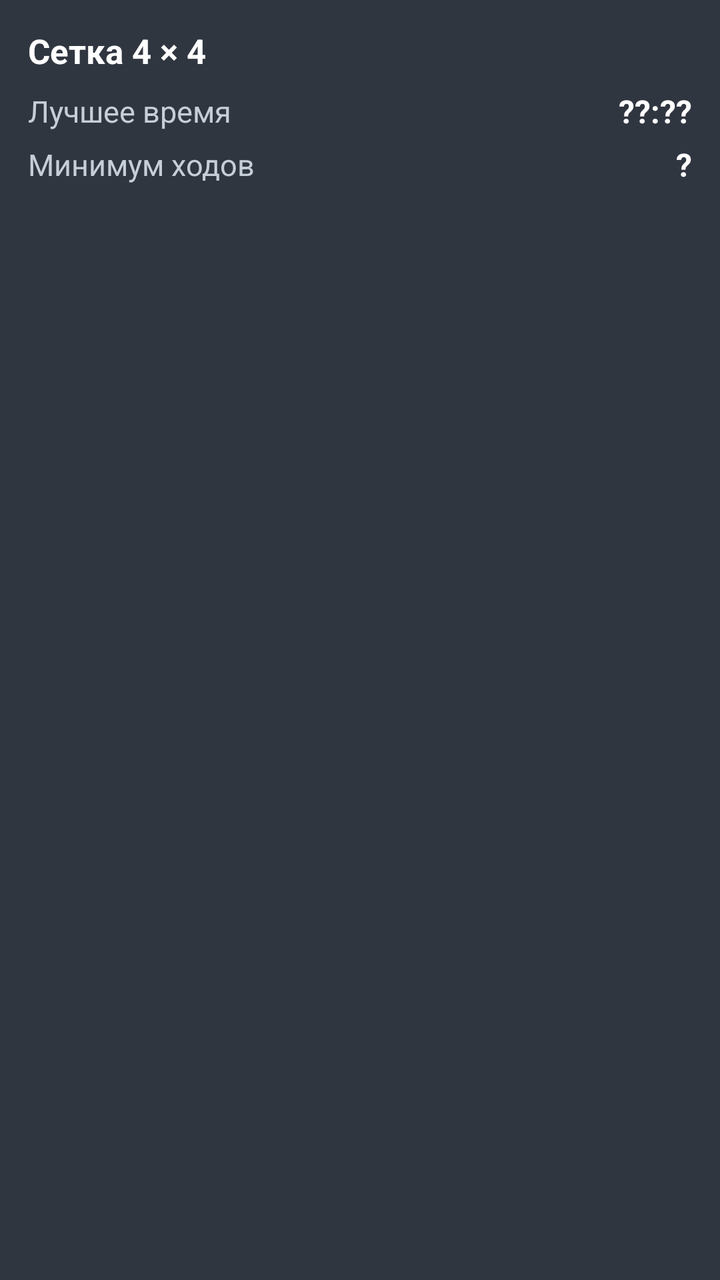
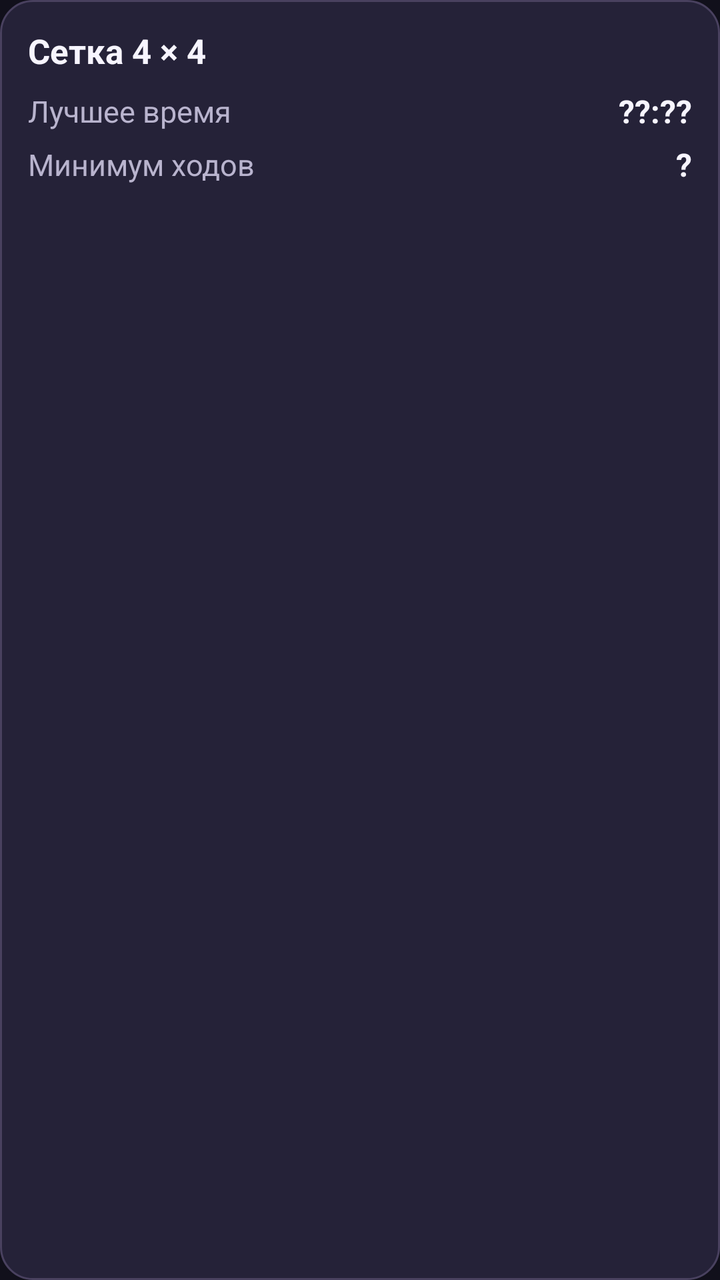

Two renders of the same Android screen: before a commit and after it. Below are the layout's source before the change and the commit's diff.
<!-- AndroidManifest.xml: application theme AppTheme -->
<!-- res/layout/item_record_row_4.xml -->
<?xml version="1.0" encoding="utf-8"?>
<LinearLayout xmlns:android="http://schemas.android.com/apk/res/android"
    android:layout_width="match_parent"
    android:layout_height="wrap_content"
    android:layout_marginBottom="10dp"
    android:background="#303640"
    android:orientation="vertical"
    android:padding="14dp">

    <TextView
        android:layout_width="match_parent"
        android:layout_height="wrap_content"
        android:text="Сетка 4 × 4"
        android:textColor="#FFFFFF"
        android:textSize="17sp"
        android:textStyle="bold" />

    <LinearLayout
        android:layout_width="match_parent"
        android:layout_height="wrap_content"
        android:layout_marginTop="8dp"
        android:gravity="center_vertical"
        android:orientation="horizontal">

        <TextView
            android:layout_width="0dp"
            android:layout_height="wrap_content"
            android:layout_weight="1"
            android:text="Лучшее время"
            android:textColor="#C6CED8"
            android:textSize="15sp" />

        <TextView
            android:id="@+id/record_4_time"
            android:layout_width="wrap_content"
            android:layout_height="wrap_content"
            android:text="@string/no_record_time"
            android:textColor="#FFFFFF"
            android:textSize="16sp"
            android:textStyle="bold" />
    </LinearLayout>

    <LinearLayout
        android:layout_width="match_parent"
        android:layout_height="wrap_content"
        android:layout_marginTop="5dp"
        android:gravity="center_vertical"
        android:orientation="horizontal">

        <TextView
            android:layout_width="0dp"
            android:layout_height="wrap_content"
            android:layout_weight="1"
            android:text="Минимум ходов"
            android:textColor="#C6CED8"
            android:textSize="15sp" />

        <TextView
            android:id="@+id/record_4_moves"
            android:layout_width="wrap_content"
            android:layout_height="wrap_content"
            android:text="@string/no_record_moves"
            android:textColor="#FFFFFF"
            android:textSize="16sp"
            android:textStyle="bold" />
    </LinearLayout>
</LinearLayout>
<!-- resources referenced by this layout -->
<resources>
  <string name="no_record_moves">\?</string>
  <string name="no_record_time">\?\?:\?\?</string>
  <style name="AppTheme" parent="android:Theme.NoTitleBar.Fullscreen">
          <item name="android:windowNoTitle">true</item>
          <item name="android:windowFullscreen">true</item>
          <item name="android:windowContentOverlay">@null</item>
      </style>
</resources>

<!-- the commit's change to res/layout/item_record_row_4.xml (unified diff, before → after) -->
@@ -3,7 +3,7 @@
     android:layout_width="match_parent"
     android:layout_height="wrap_content"
     android:layout_marginBottom="10dp"
-    android:background="#303640"
+    android:background="@drawable/bg_surface_card"
     android:orientation="vertical"
     android:padding="14dp">
 
@@ -11,7 +11,7 @@
         android:layout_width="match_parent"
         android:layout_height="wrap_content"
         android:text="Сетка 4 × 4"
-        android:textColor="#FFFFFF"
+        android:textColor="@color/colorTextPrimary"
         android:textSize="17sp"
         android:textStyle="bold" />
 
@@ -27,7 +27,7 @@
             android:layout_height="wrap_content"
             android:layout_weight="1"
             android:text="Лучшее время"
-            android:textColor="#C6CED8"
+            android:textColor="@color/colorTextSecondary"
             android:textSize="15sp" />
 
         <TextView
@@ -35,7 +35,7 @@
             android:layout_width="wrap_content"
             android:layout_height="wrap_content"
             android:text="@string/no_record_time"
-            android:textColor="#FFFFFF"
+            android:textColor="@color/colorTextPrimary"
             android:textSize="16sp"
             android:textStyle="bold" />
     </LinearLayout>
@@ -52,7 +52,7 @@
             android:layout_height="wrap_content"
             android:layout_weight="1"
             android:text="Минимум ходов"
-            android:textColor="#C6CED8"
+            android:textColor="@color/colorTextSecondary"
             android:textSize="15sp" />
 
         <TextView
@@ -60,7 +60,7 @@
             android:layout_width="wrap_content"
             android:layout_height="wrap_content"
             android:text="@string/no_record_moves"
-            android:textColor="#FFFFFF"
+            android:textColor="@color/colorTextPrimary"
             android:textSize="16sp"
             android:textStyle="bold" />
     </LinearLayout>
<!-- resource entries referenced after the edit -->
@@ -1,11 +1,65 @@
 <!-- resources referenced by this layout -->
 <resources>
+  <color name="colorTextPrimary">#F7F5FF</color>
+  <color name="colorTextSecondary">#B9B4CE</color>
+  <!-- drawable bg_surface_card (drawable) -->
+  <?xml version="1.0" encoding="utf-8"?>
+  <shape xmlns:android="http://schemas.android.com/apk/res/android" android:shape="rectangle">
+      <solid android:color="#252238" />
+      <corners android:radius="16dp" />
+      <stroke android:width="1dp" android:color="#49415F" />
+  </shape>
   <string name="no_record_moves">\?</string>
   <string name="no_record_time">\?\?:\?\?</string>
-  <style name="AppTheme" parent="android:Theme.NoTitleBar.Fullscreen">
+  <style name="AppTheme" parent="@android:style/Theme.Material.NoActionBar">
           <item name="android:windowNoTitle">true</item>
           <item name="android:windowFullscreen">true</item>
           <item name="android:windowContentOverlay">@null</item>
+          <item name="android:windowBackground">@color/colorBackground</item>
+          <item name="android:colorAccent">@color/colorAccent</item>
+          <item name="android:navigationBarColor">@color/colorBackground</item>
+          <item name="android:windowLightNavigationBar">false</item>
+          <item name="android:buttonStyle">@style/AppButton</item>
       </style>
+  <color name="colorBackground">#11101B</color>
+  <color name="colorAccent">#A99BFF</color>
+  <style name="AppButton" parent="@android:style/Widget.Material.Button">
+          <item name="android:background">@drawable/bg_button_secondary</item>
+          <item name="android:textColor">@color/colorTextPrimary</item>
+          <item name="android:textAllCaps">false</item>
+          <item name="android:textSize">14sp</item>
+          <item name="android:fontFamily">sans-serif-medium</item>
+          <item name="android:minHeight">48dp</item>
+          <item name="android:insetTop">0dp</item>
+          <item name="android:insetBottom">0dp</item>
+          <item name="android:paddingStart">20dp</item>
+          <item name="android:paddingEnd">20dp</item>
+          <item name="android:elevation">2dp</item>
+      </style>
+  <!-- drawable bg_button_secondary (drawable) -->
+  <?xml version="1.0" encoding="utf-8"?>
+  <selector xmlns:android="http://schemas.android.com/apk/res/android">
+      <item android:state_enabled="false">
+          <shape android:shape="rectangle">
+              <corners android:radius="14dp" />
+              <solid android:color="#242235" />
+              <stroke android:width="1dp" android:color="#38334D" />
+          </shape>
+      </item>
+      <item android:state_pressed="true">
+          <shape android:shape="rectangle">
+              <corners android:radius="14dp" />
+              <solid android:color="#39334F" />
+              <stroke android:width="1dp" android:color="#A99BFF" />
+          </shape>
+      </item>
+      <item>
+          <shape android:shape="rectangle">
+              <corners android:radius="14dp" />
+              <solid android:color="#262438" />
+              <stroke android:width="1dp" android:color="#514A70" />
+          </shape>
+      </item>
+  </selector>
 </resources>
 
